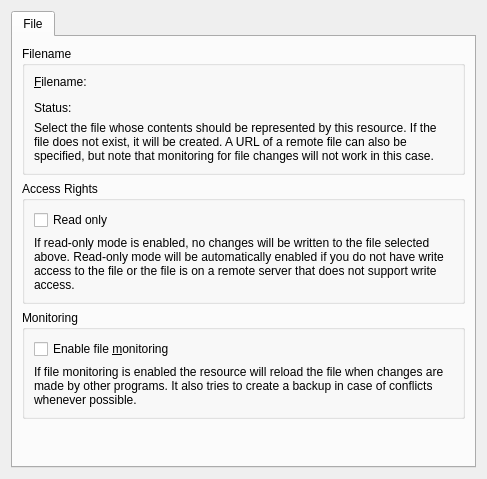
KDE/kdepim-runtime, file resources/shared/singlefileresourceconfigdialog.ui: the form before one commit.
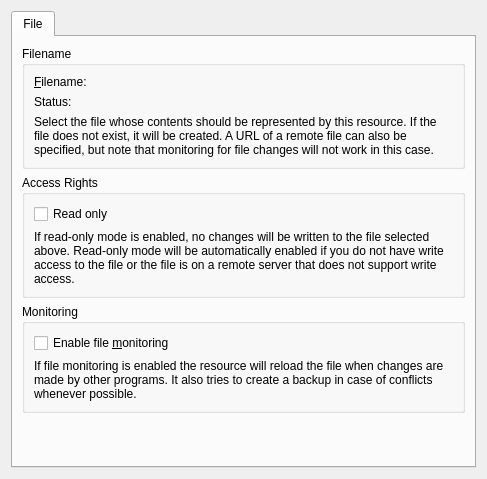
The form after the commit. Custom widgets are drawn as their Qt base class.

What changed in the file:
```diff
--- a/resources/shared/singlefileresourceconfigdialog.ui
+++ b/resources/shared/singlefileresourceconfigdialog.ui
@@ -78,8 +78,10 @@
          <property name="title">
           <string>Filename</string>
          </property>
-         <layout class="QGridLayout" name="gridLayout_5">
-          <item row="1" column="0">
+         <layout class="QVBoxLayout" name="verticalLayout">
+          <item>
+           <layout class="QHBoxLayout" name="horizontalLayout">
+            <item>
            <widget class="QLabel" name="label">
             <property name="text">
              <string>&amp;Filename:</string>
@@ -89,17 +91,19 @@
             </property>
            </widget>
           </item>
-          <item row="1" column="2" rowspan="2">
+            <item>
            <widget class="KUrlRequester" name="kcfg_Path"/>
           </item>
-          <item row="3" column="0">
+           </layout>
+          </item>
+          <item>
            <widget class="QLabel" name="statusLabel">
             <property name="text">
              <string>Status:</string>
             </property>
            </widget>
           </item>
-          <item row="4" column="0" colspan="3">
+          <item>
            <widget class="QLabel" name="label_3">
             <property name="text">
              <string>Select the file whose contents should be represented by this resource. If the file does not exist, it will be created. A URL of a remote file can also be specified, but note that monitoring for file changes will not work in this case.</string>
```
Lines whose indentation alone changed are shown as unchanged.
